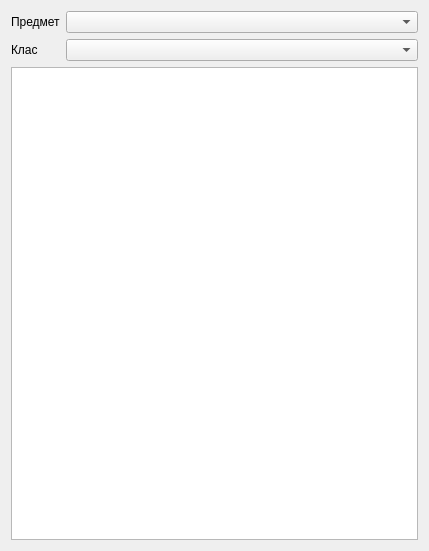
Above: project_files/teacher_windows/add_marks.ui from positivcheg94/school_db_iasa_MO before the change. Below: the same form after it.
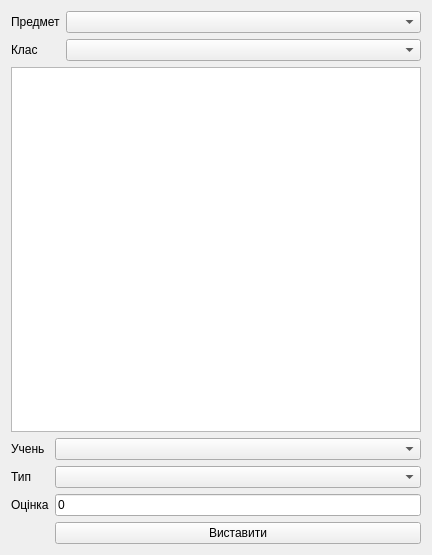
That is the form after the change.

Commit message: teacher/edit marks, manager menu

Patch:
```diff
--- a/project_files/teacher_windows/add_marks.ui
+++ b/project_files/teacher_windows/add_marks.ui
@@ -6,41 +6,92 @@
    <rect>
     <x>0</x>
     <y>0</y>
-    <width>429</width>
-    <height>551</height>
+    <width>432</width>
+    <height>555</height>
    </rect>
   </property>
   <property name="windowTitle">
    <string>Form</string>
   </property>
-  <layout class="QVBoxLayout" name="verticalLayout_3">
+  <layout class="QVBoxLayout" name="verticalLayout">
    <item>
     <layout class="QFormLayout" name="formLayout">
-     <item row="2" column="0">
-      <widget class="QLabel" name="label_2">
-       <property name="text">
-        <string>Клас</string>
-       </property>
-      </widget>
-     </item>
-     <item row="1" column="0">
+     <item row="0" column="0">
       <widget class="QLabel" name="subject">
        <property name="text">
         <string>Предмет</string>
        </property>
       </widget>
      </item>
-     <item row="2" column="1">
-      <widget class="QComboBox" name="cbClasses"/>
-     </item>
-     <item row="1" column="1">
+     <item row="0" column="1">
       <widget class="QComboBox" name="cbSubjects"/>
      </item>
+     <item row="1" column="0">
+      <widget class="QLabel" name="label_2">
+       <property name="text">
+        <string>Клас</string>
+       </property>
+      </widget>
+     </item>
+     <item row="1" column="1">
+      <widget class="QComboBox" name="cbClasses"/>
+     </item>
     </layout>
    </item>
    <item>
     <widget class="QTableView" name="tableView"/>
    </item>
+   <item>
+    <layout class="QFormLayout" name="formLayout_3">
+     <item row="1" column="0">
+      <widget class="QLabel" name="label">
+       <property name="text">
+        <string>Учень</string>
+       </property>
+      </widget>
+     </item>
+     <item row="1" column="1">
+      <widget class="QComboBox" name="mark_pupil"/>
+     </item>
+     <item row="2" column="0">
+      <widget class="QLabel" name="label_3">
+       <property name="text">
+        <string>Тип</string>
+       </property>
+      </widget>
+     </item>
+     <item row="2" column="1">
+      <widget class="QComboBox" name="mark_type"/>
+     </item>
+     <item row="4" column="0">
+      <widget class="QLabel" name="label_4">
+       <property name="text">
+        <string>Оцінка</string>
+       </property>
+      </widget>
+     </item>
+     <item row="4" column="1">
+      <widget class="QLineEdit" name="mark">
+       <property name="inputMask">
+        <string>00</string>
+       </property>
+       <property name="text">
+        <string>0</string>
+       </property>
+       <property name="maxLength">
+        <number>2</number>
+       </property>
+      </widget>
+     </item>
+     <item row="5" column="1">
+      <widget class="QPushButton" name="submit_button">
+       <property name="text">
+        <string>Виставити</string>
+       </property>
+      </widget>
+     </item>
+    </layout>
+   </item>
   </layout>
  </widget>
  <resources/>
```
The commit also changes 10 other files.
